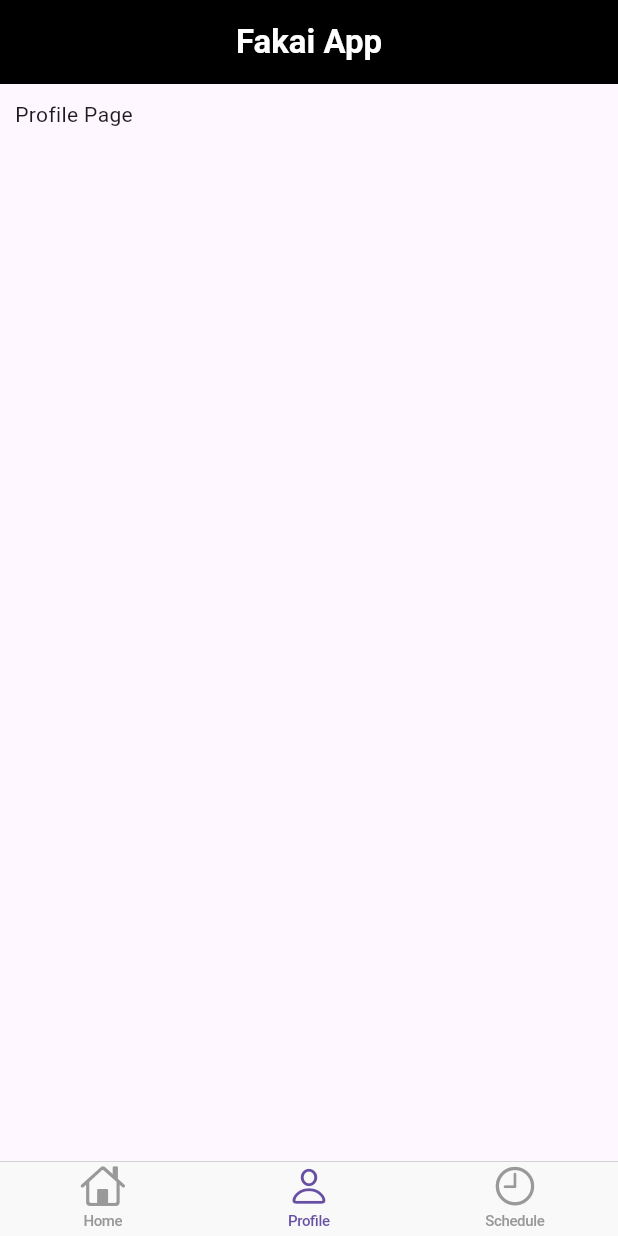
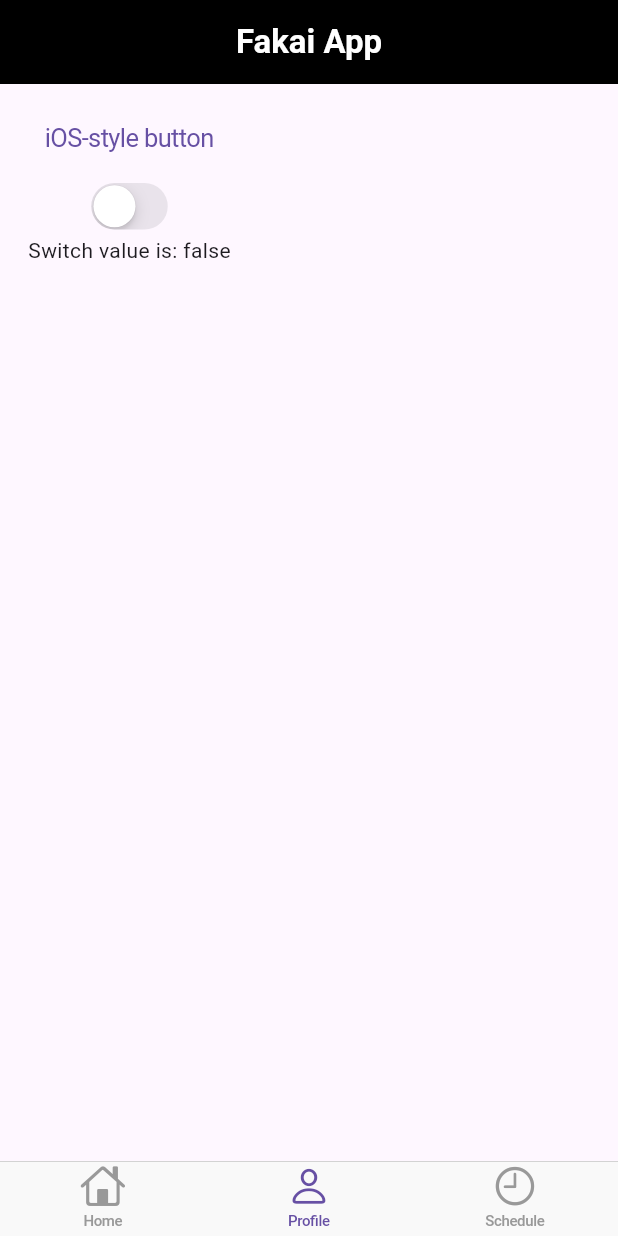
Before and after one commit to Emekaony/Demo-flutter-App, a Flutter app: the screen it shows after launch, item 2 of the bottom bar chosen, on a phone screen of 412 x 824 dp. Run offline on Flutter 3.47's test engine with Material 3 defaults, Android fonts, the phone set to English and light mode, and no system bars.

Commit message:
Use material app with cupertino widgets where u want an ios feel

```diff
--- a/lib/views/pages/profile.dart
+++ b/lib/views/pages/profile.dart
@@ -1,4 +1,5 @@
-import 'package:flutter/material.dart';
+import 'package:flutter/cupertino.dart';
+// import 'package:flutter/material.dart';
 
 class ProfilePage extends StatefulWidget {
   const ProfilePage({super.key});
@@ -9,13 +10,26 @@ class ProfilePage extends StatefulWidget {
 
 class _ProfilePageState extends State<ProfilePage> {
   final TextEditingController controller = TextEditingController();
-  bool? tt = false;
+  bool switchValue = false;
 
   @override
   Widget build(BuildContext context) {
     return Container(
       padding: EdgeInsets.all(10.0),
-      child: Text("Profile Page"),
+      child: Column(
+        children: [
+          CupertinoButton(child: Text("iOS-style button"), onPressed: () {}),
+          CupertinoSwitch(
+            value: switchValue,
+            onChanged: (bool val) {
+              setState(() {
+                switchValue = val;
+              });
+            },
+          ),
+          Text("Switch value is: $switchValue"),
+        ],
+      ),
     );
   }
 }
```
